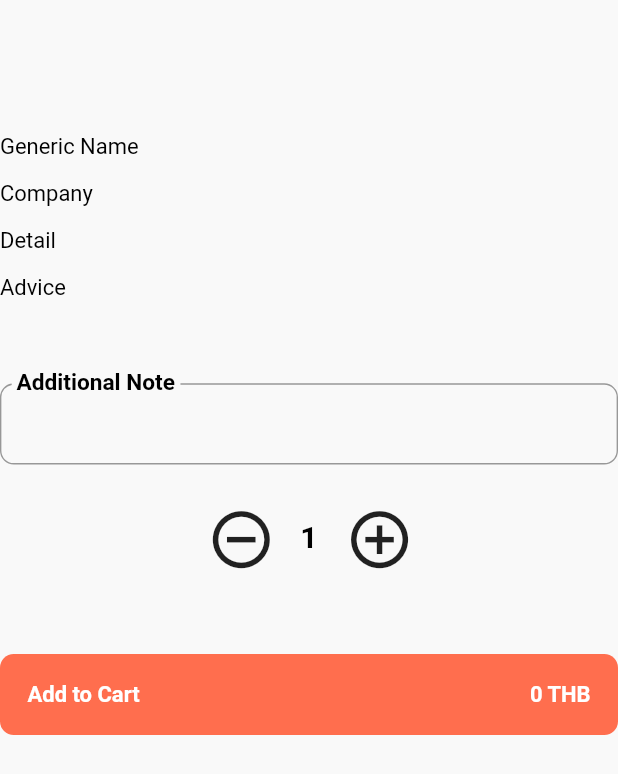
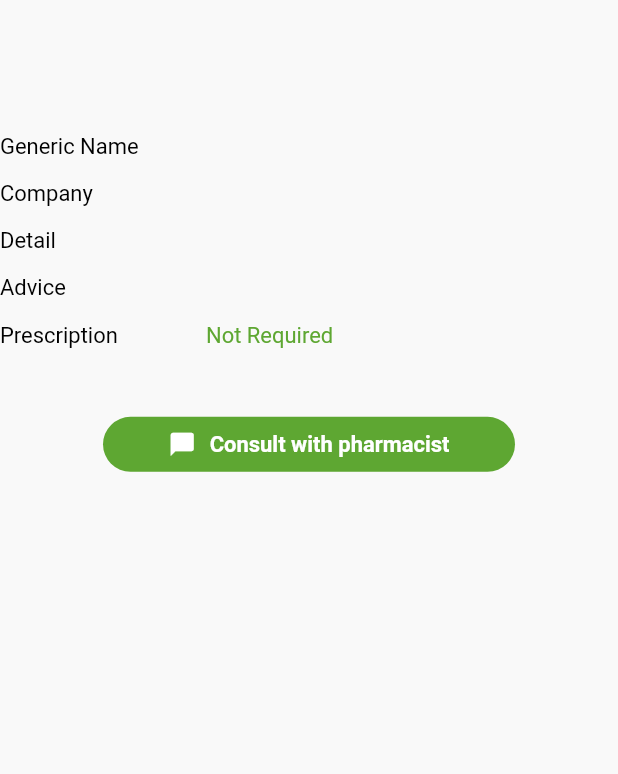
Before and after one commit to alisa-uthi/haiya-client-flutter, a Flutter app: the ProductDetail widget shown alone on an empty page, opened directly with empty values, on a phone screen of 412 x 824 dp. Shown: the top 774 px of the screen. Run offline on Flutter 3.47's test engine with Material 2 defaults, Android fonts, the light colour scheme and no system bars; our stand-ins replace cached_network_image, firebase_core, firebase_messaging, flutter_datetime_picker, flutter_local_notifications, flutter_rating_bar and 9 more; missing offline and left inert: enum_to_string, flutter_otp, flutter_polyline_points, flutter_search_bar, jitsi_meet; accounts and stored records are empty; network calls fail.

Commit message:
add prescription requirement in productDetailScreen

```diff
--- a/lib/screens/product_detail/widgets/order_form.dart
+++ b/lib/screens/product_detail/widgets/order_form.dart
@@ -7,6 +7,7 @@ import 'package:haiya_client/shared/models/category.dart';
 import 'package:haiya_client/shared/models/order_line.dart';
 import 'package:haiya_client/shared/models/pharmacy.dart';
 import 'package:haiya_client/shared/models/product.dart';
+import 'package:haiya_client/shared/widgets/consultation_btn.dart';
 import 'package:haiya_client/shared/widgets/custom_alert_dialog.dart';
 
 class OrderForm extends StatefulWidget {
@@ -107,7 +108,8 @@ class _OrderFormState extends State<OrderForm> {
       ),
     );
 
-    return Column(
+    return widget.product.presReq == 'n' || widget.product.presReq == 'N'
+        ? Column(
             children: [
               TextFormField(
                 decoration: InputDecoration(
@@ -124,6 +126,9 @@ class _OrderFormState extends State<OrderForm> {
               SizedBox(height: kDefaultPadding * 3),
               _buildAddToCartBtn(),
             ],
+          )
+        : Center(
+            child: ConsultationBtn(pharmacyName: widget.product.pharmacyName),
           );
   }
 
--- a/lib/screens/product_detail/widgets/product_detail.dart
+++ b/lib/screens/product_detail/widgets/product_detail.dart
@@ -13,6 +13,10 @@ class ProductDetail extends StatelessWidget {
   }) : super(key: key);
 
   final Product? product;
+
+  bool _isPrescriptionRequired() {
+    return product!.presReq == 'y' || product!.presReq == 'Y';
+  }
 
   @override
   Widget build(BuildContext context) {
@@ -72,7 +76,27 @@ class ProductDetail extends StatelessWidget {
             title: "Advice",
             detail: product!.genericAdvice ?? '',
           ),
-        SizedBox(height: kDefaultPadding * 3),
+        SizedBox(height: kDefaultPadding / 1.3),
+
+        // Prescription Requirement
+        RowDetail(
+          title: "Prescription",
+          detail: _isPrescriptionRequired() ? 'Required' : 'Not Required',
+          textColor: _isPrescriptionRequired() ? kErrorColor : kSuccessColor,
+        ),
+        if (_isPrescriptionRequired())
+          Column(
+            children: [
+              SizedBox(height: kDefaultPadding / 2),
+              Text(
+                "Note: If prescription is required, please contact our pharmacist to continue ordering.",
+                style: Theme.of(context).textTheme.caption,
+                maxLines: 2,
+              ),
+            ],
+          ),
+
+        SizedBox(height: kDefaultPadding * 2.5),
 
         OrderForm(product: product!),
       ],
--- a/lib/screens/product_detail/widgets/row_detail.dart
+++ b/lib/screens/product_detail/widgets/row_detail.dart
@@ -5,10 +5,12 @@ class RowDetail extends StatelessWidget {
     Key? key,
     required this.title,
     this.detail = '',
+    this.textColor = Colors.black,
   }) : super(key: key);
 
   final String title;
   final String detail;
+  final Color textColor;
 
   @override
   Widget build(BuildContext context) {
@@ -27,6 +29,7 @@ class RowDetail extends StatelessWidget {
           child: Text(
             detail,
             overflow: TextOverflow.clip,
+            style: TextStyle(color: textColor),
           ),
         ),
       ],
```
Lines whose indentation alone changed are shown as unchanged.
